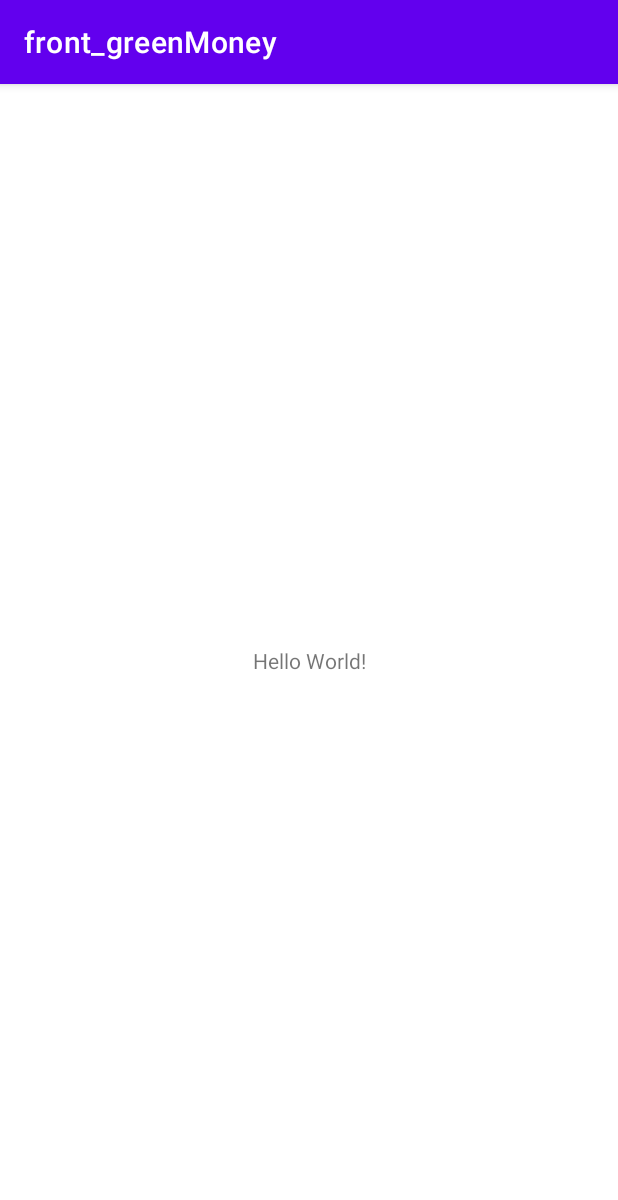
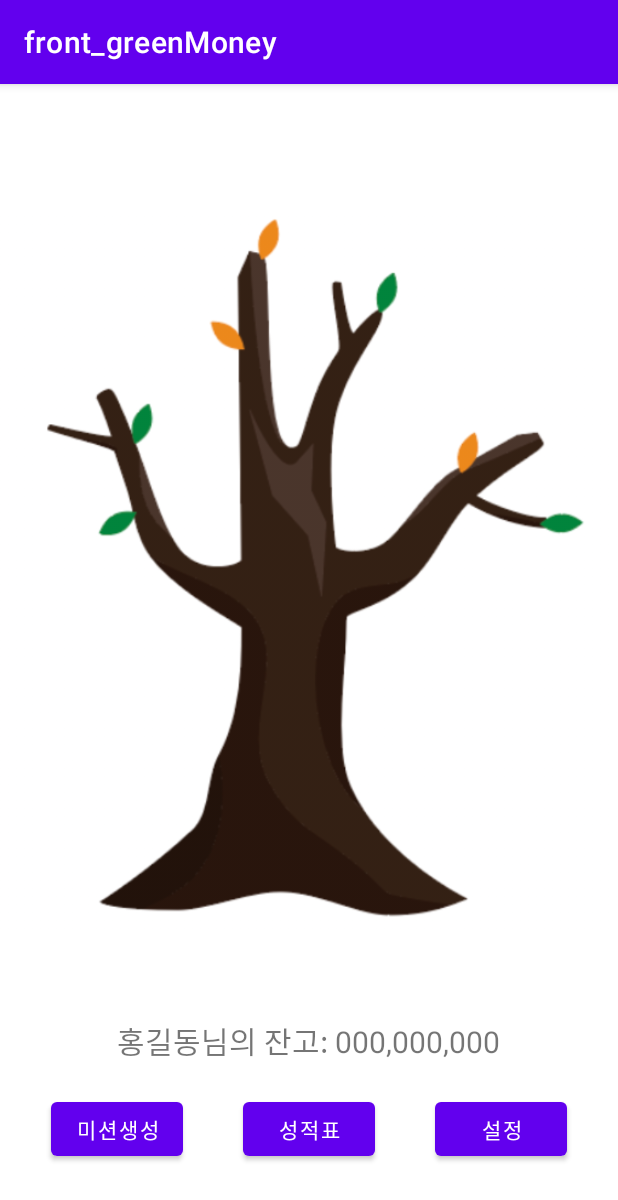
Before and after one commit to kelly1422/front_greenMoney, an Android app: the screen it shows after launch (MainActivity), on a phone screen of 412 x 824 dp. Shown: the top 1200 px of the screen. Run offline under Robolectric (Android 15) with nearby library versions, the phone set to English and light mode, and no system bars.

Commit message:
add main

```diff
--- a/app/src/main/java/com/cookandroid/front_greenmoney/MissonAdapter.java
+++ b/app/src/main/java/com/cookandroid/front_greenmoney/MissonAdapter.java
@@ -1,4 +1,4 @@
-package org.techtown.green_money;
+package com.cookandroid.front_greenmoney;
 
 import android.content.Context;
 import android.view.LayoutInflater;
@@ -39,7 +39,7 @@ public class MissonAdapter extends RecyclerView.Adapter {
         LayoutInflater inflater = (LayoutInflater) context.getSystemService(Context.LAYOUT_INFLATER_SERVICE) ;
 
         View view = inflater.inflate(R.layout.misson_item, parent, false);
-        MissonAdapter.MissonViewHolder vh = new MissonAdapter.MissonViewHolder(view);
+        MissonViewHolder vh = new MissonViewHolder(view);
 
         return vh;
     }
--- a/app/src/main/res/layout/activity_main.xml
+++ b/app/src/main/res/layout/activity_main.xml
@@ -6,13 +6,70 @@
     android:layout_height="match_parent"
     tools:context=".MainActivity">
 
-    <TextView
-        android:layout_width="wrap_content"
-        android:layout_height="wrap_content"
-        android:text="Hello World!"
-        app:layout_constraintBottom_toBottomOf="parent"
-        app:layout_constraintLeft_toLeftOf="parent"
-        app:layout_constraintRight_toRightOf="parent"
-        app:layout_constraintTop_toTopOf="parent" />
+    <LinearLayout
+        android:layout_width="match_parent"
+        android:layout_height="match_parent"
+        android:orientation="vertical"
+        android:gravity="center">
 
+        <LinearLayout
+            android:layout_width="wrap_content"
+            android:layout_height="wrap_content">
+            <FrameLayout
+                android:id="@+id/fl1"
+                android:layout_width="wrap_content"
+                android:layout_height="wrap_content">
+                <ImageView
+                    android:layout_width="wrap_content"
+                    android:layout_height="wrap_content"
+                    android:src="@drawable/tree1"/>
+            </FrameLayout>
+        </LinearLayout>
+
+        <LinearLayout
+            android:layout_width="wrap_content"
+            android:layout_height="wrap_content"
+            android:orientation="horizontal">
+            <TextView
+                android:layout_width="wrap_content"
+                android:layout_height="wrap_content"
+                android:textSize="20dp"
+                android:text="홍길동님의 잔고: "/>
+            <TextView
+                android:layout_width="wrap_content"
+                android:layout_height="wrap_content"
+                android:textSize="20dp"
+                android:text="000,000,000"/>
+        </LinearLayout>
+
+        <LinearLayout
+            android:layout_width="wrap_content"
+            android:layout_height="wrap_content"
+            android:orientation="horizontal"
+            android:layout_gravity="center">
+            <Button
+                android:id="@+id/bt1"
+                android:layout_width="wrap_content"
+                android:layout_height="wrap_content"
+                android:layout_margin="20dp"
+                android:text="미션생성"
+                android:onClick="btclick"/>
+            <Button
+                android:id="@+id/bt2"
+                android:layout_width="wrap_content"
+                android:layout_height="wrap_content"
+                android:layout_margin="20dp"
+                android:text="성적표"
+                android:onClick="remove"/>
+            <Button
+                android:id="@+id/bt3"
+                android:layout_width="wrap_content"
+                android:layout_height="wrap_content"
+                android:layout_margin="20dp"
+                android:text="설정"
+                android:onClick="remove"/>
+        </LinearLayout>
+
+
+    </LinearLayout>
 </androidx.constraintlayout.widget.ConstraintLayout>
```
Also changed, not shown: app/src/main/res/drawable/apple.png (added), app/src/main/res/drawable/ball.png (added), app/src/main/res/drawable/tree1.png (added), app/src/main/res/drawable/tree2.png (added).
